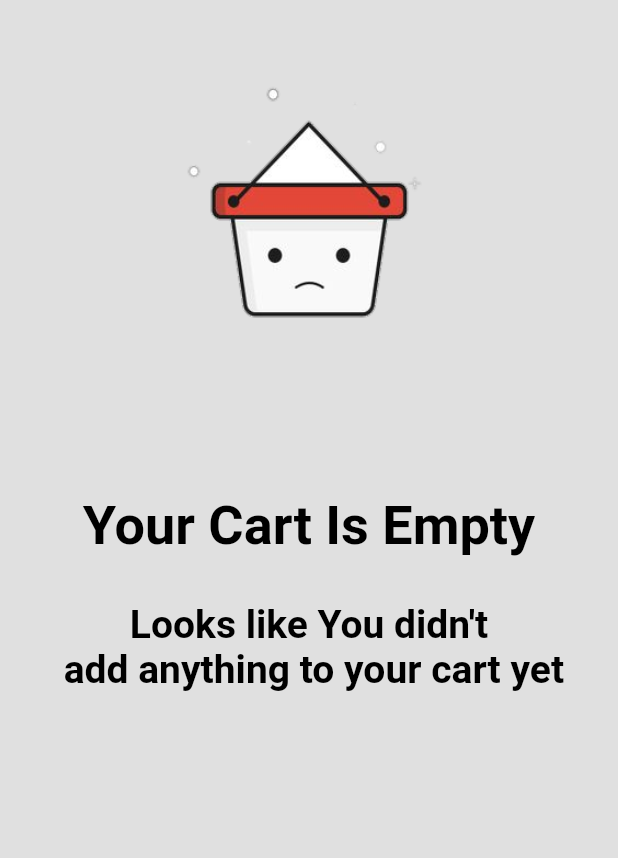
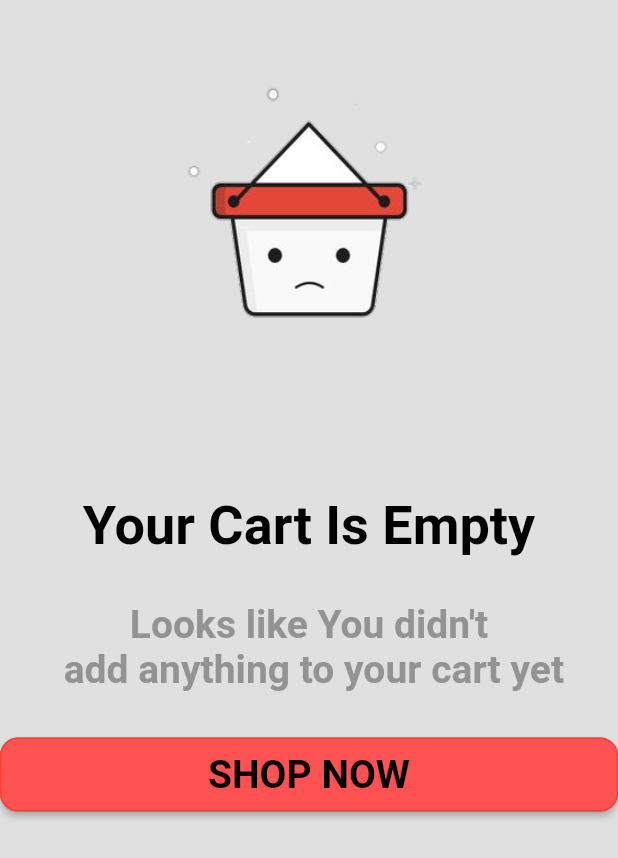
Before and after one commit to muhammadawaisyaseen/Shopping_App, a Flutter app: the CartEmpty widget shown alone on an empty page, opened directly, on a phone screen of 412 x 824 dp. Shown: the top 858 px of the screen. Run offline on Flutter 3.47's test engine with Material 2 defaults, Android fonts, the phone set to English and light mode, and no system bars; our stand-ins replace font_awesome_flutter, shared_preferences; missing offline and left inert: list_tile_switch; accounts and stored records are empty; network calls fail.

Commit message:
cart-fullscreen

```diff
--- a/lib/consts/my_icons.dart
+++ b/lib/consts/my_icons.dart
@@ -8,4 +8,5 @@ class MyAppIcons {
   static IconData search = FontAwesomeIcons.search;
   static IconData user = FontAwesomeIcons.user;
   static IconData cart = FontAwesomeIcons.shoppingBag;
+  static IconData cross = FontAwesomeIcons.cross;
 }
--- a/lib/screens/cart_empty.dart
+++ b/lib/screens/cart_empty.dart
@@ -1,10 +1,13 @@
 import 'package:flutter/material.dart';
+import 'package:provider/provider.dart';
+import 'package:shopping_app/provider/dark_theme_provider.dart';
 
 class CartEmpty extends StatelessWidget {
   const CartEmpty({Key? key}) : super(key: key);
 
   @override
   Widget build(BuildContext context) {
+    final themechange = Provider.of<DarkThemeProvider>(context);
     return Column(
       crossAxisAlignment: CrossAxisAlignment.center,
       children: [
@@ -29,9 +32,34 @@ class CartEmpty extends StatelessWidget {
         Text("Looks like You didn\'t \n add anything to your cart yet",
             textAlign: TextAlign.center,
             style: TextStyle(
-                color: Theme.of(context).textSelectionColor,
+                color: themechange.darkTheme
+                    ? Theme.of(context).disabledColor
+                    : Color.fromRGBO(128, 128, 128, 0.8),
                 fontSize: 26,
                 fontWeight: FontWeight.w600)),
+        const SizedBox(
+          height: 30,
+        ),
+
+        Container(
+          width: MediaQuery.of(context).size.height * 0.9,
+          height: MediaQuery.of(context).size.height * 0.06,
+          child: RaisedButton(
+            onPressed: () {},
+            shape: RoundedRectangleBorder(
+              borderRadius: BorderRadius.circular(12),
+              side: BorderSide(color: Colors.red),
+            ),
+            color: Colors.redAccent,
+            child: Text(
+              "shop Now".toUpperCase(),
+                textAlign: TextAlign.center,
+                style: TextStyle(
+                    color: Theme.of(context).textSelectionColor,
+                    fontSize: 26,
+                    fontWeight: FontWeight.w600)),
+          ),
+        )
       ],
     );
   }
```
Also changed, not shown: lib/screens/cart.dart (+6 -3 lines), lib/screens/cart_full.dart (added, +168 -0 lines).
